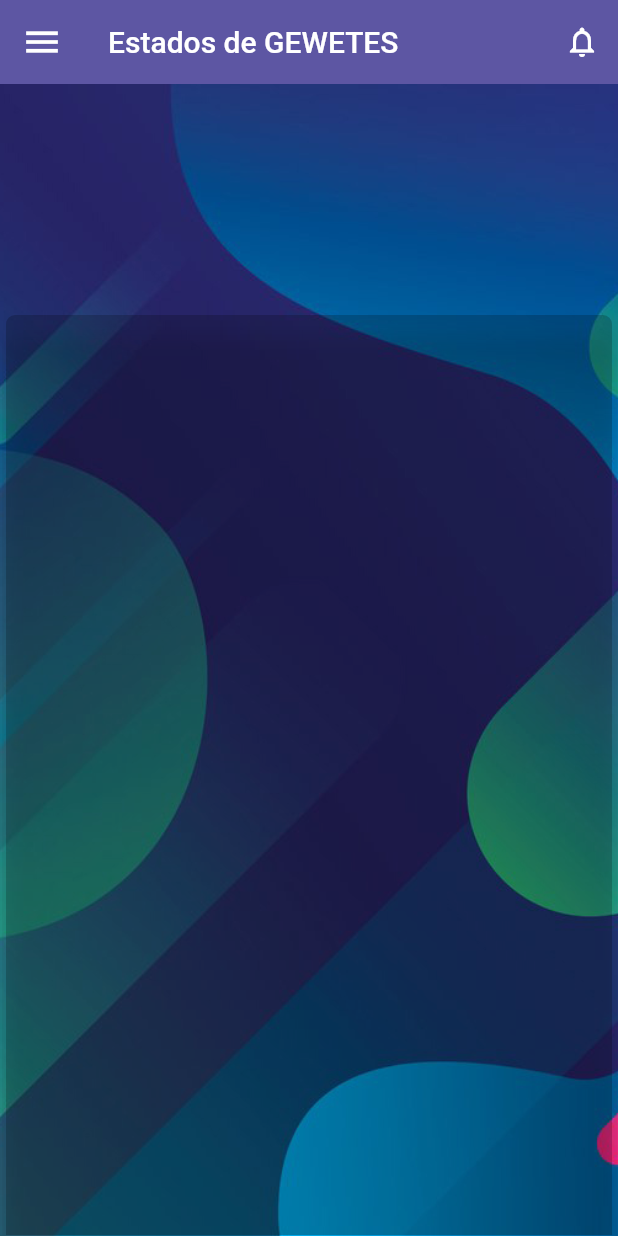
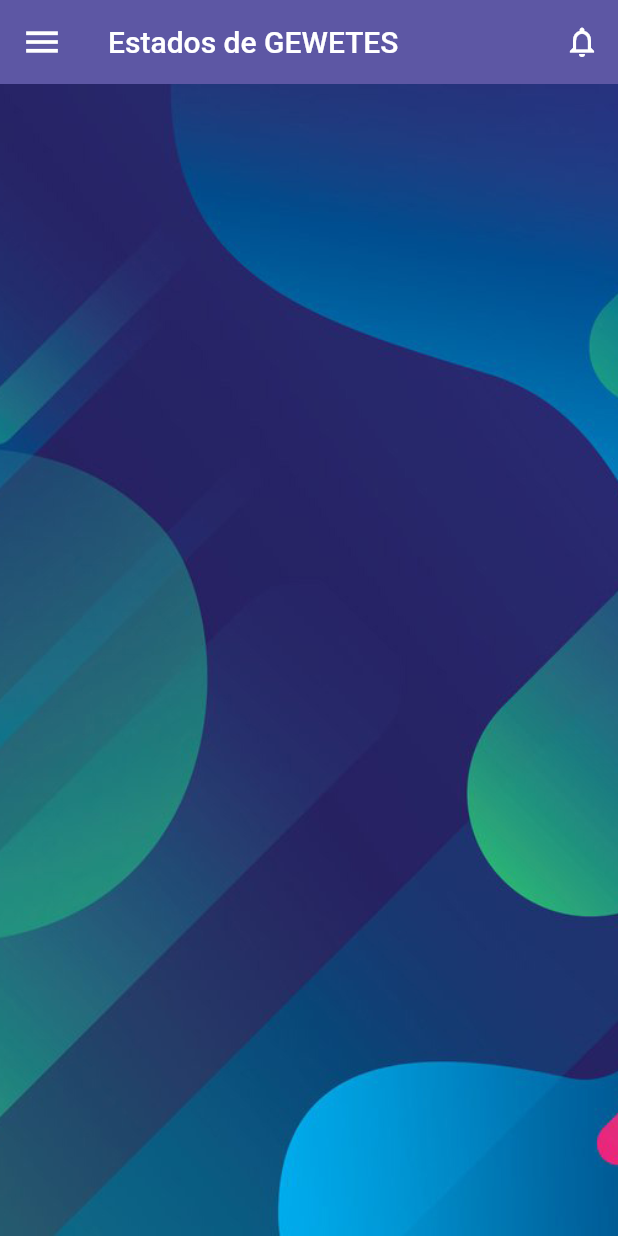
Before and after one commit to bubble-code/flutter_inicial_gewete, a Flutter app: the GewetePage screen opened directly, on a phone screen of 412 x 824 dp. Run offline on Flutter 3.47's test engine with Material 2 defaults, Android fonts, the light colour scheme and no system bars; our stand-ins replace cloud_firestore, curved_navigation_bar, date_format, firebase_auth, firebase_core, flutter_easyloading and 3 more; missing offline and left inert: address_search_field, dart:ffi, puppeteer, sql_conn; accounts and stored records are empty; statements that could not run were skipped.

Commit message:
Tratando de formatear los datos de gewete

```diff
--- a/lib/net/DBSql/Connection.dart
+++ b/lib/net/DBSql/Connection.dart
@@ -9,7 +9,7 @@ class ConnetionDB {
   final String ipp, pass;
   ConnetionDB(this.ipp, this.pass);
   Future<void> connect() async {
-    debugPrint("Connecting...");
+    //debugPrint("Connecting...");
     try {
       await SqlConn.connect(
           ip: ipp,
--- a/lib/ui/gewetepage.dart
+++ b/lib/ui/gewetepage.dart
@@ -24,7 +24,7 @@ class _GewetePageState extends State<GewetePage> {
               image: Image.asset('assets/images/fondoMain.jpg').image,
               fit: BoxFit.cover),
         ),
-        child: GeweteGrid(),
+        child: const GeweteGrid(),
       ),
     );
   }
--- a/lib/ui/home_page.dart
+++ b/lib/ui/home_page.dart
@@ -59,7 +59,7 @@ class _HomePageState extends State<HomePage> {
                         ico: Icons.car_repair,
                         color: Colors.lightBlue),
                     ButtonDashGrid(
-                        title: "Notas",
+                        title: "CheckList",
                         ico: Icons.car_repair,
                         color: Colors.purple),
                   ],
--- a/lib/ui/widget/geweteGrid.dart
+++ b/lib/ui/widget/geweteGrid.dart
@@ -1,8 +1,10 @@
 import 'package:cloud_firestore/cloud_firestore.dart';
 import 'package:firebase_auth/firebase_auth.dart';
 import 'package:flutter/material.dart';
+import 'package:flutter_easyloading/flutter_easyloading.dart';
 import 'package:flutter_inicial_gewete/model/GeweteObj.dart';
 
+import '../../net/DBSql/Connection.dart';
 import 'ButtomGeweteGrid.dart';
 
 class GeweteGrid extends StatefulWidget {
@@ -30,38 +32,65 @@ class _GeweteGridState extends State<GeweteGrid> {
     return lista;
   }
 
+  Future<List<GeweteObject>> saldosGewetes() async {
+    List<GeweteObject> tem = await listSalones();
+    List<GeweteObject> tem2 = [];
+
+    tem.map((e) {
+      ConnetionDB cc = ConnetionDB(e.ip, e.pass);
+      cc.connect().then((_) => cc.reader("query")).then((value) {
+        tem2.add(
+          GeweteObject(
+            ip: "",
+            nombre: "",
+            pass: "",
+          ),
+        );
+        debugPrint(value.toString());
+      });
+    });
+    return tem2;
+  }
+
   @override
   Widget build(BuildContext context) {
-    return Container(
-      margin: const EdgeInsets.all(1),
-      // decoration: ,
-      child: CustomScrollView(
+    return CustomScrollView(
       slivers: [
-          SliverPadding(
-            padding: const EdgeInsets.all(3),
+        const SliverPadding(
+          padding: EdgeInsets.all(3),
           sliver: SliverToBoxAdapter(
-              child: Column(
-                children: [
-                  SizedBox(
+            child: SizedBox(
               height: 150,
             ),
-                  Container(
-                    padding: const EdgeInsets.all(5),
-                    decoration: BoxDecoration(
-                        borderRadius: BorderRadius.circular(6),
-                        color: Colors.black.withOpacity(0.2),
-                        boxShadow: [
-                          BoxShadow(
-                            color: Colors.black.withOpacity(0.1),
-                            offset: const Offset(0.2, 15),
-                            blurRadius: 10,
+            // child:
+            //  Column(
+            //   children: [
+            //     const SizedBox(
+            //       height: 150,
+            //     ),
+            // Container(
+            //   padding: const EdgeInsets.all(5),
+            //   decoration: BoxDecoration(
+            //       borderRadius: BorderRadius.circular(6),
+            //       color: Colors.black.withOpacity(0.2),
+            //       boxShadow: [
+            //         BoxShadow(
+            //           color: Colors.black.withOpacity(0.1),
+            //           offset: const Offset(0.2, 15),
+            //           blurRadius: 10,
+            //         ),
+            //       ]),
+            //   height: MediaQuery.of(context).size.height,
+            // child:
+
+            // ],
+            // ),
           ),
-                        ]),
-                    height: MediaQuery.of(context).size.height,
-                    child: FutureBuilder(
-                      future: listSalones(),
-                      builder: (BuildContext context,
-                          AsyncSnapshot<List<GeweteObject>> el) {
+        ),
+        FutureBuilder(
+          future: saldosGewetes(),
+          builder:
+              (BuildContext context, AsyncSnapshot<List<GeweteObject>> el) {
             List<Widget> children = [];
             if (el.hasData) {
               for (var e in el.data!) {
@@ -74,97 +103,29 @@ class _GeweteGridState extends State<GeweteGrid> {
                   ),
                 );
               }
+              EasyLoading.dismiss();
             } else if (el.hasError) {
-                          children = <Widget>[
-                            const Icon(
-                              Icons.error_outline,
-                              color: Colors.red,
-                              size: 60,
+              EasyLoading.showError("Failes whit error");
+            } else {
+              EasyLoading.show(status: "loading..");
+            }
+            return SliverList(
+              delegate: SliverChildBuilderDelegate(
+                (context, index) {
+                  return children[index];
+                },
+                childCount: children.length,
               ),
-                            Padding(
-                              padding: const EdgeInsets.only(top: 16),
-                              child: Text('Error: ${el.error}'),
-                            )
-                          ];
-                        } else {
-                          children = const <Widget>[
-                            SizedBox(
-                              child: CircularProgressIndicator(),
-                              width: 60,
-                              height: 60,
-                            ),
-                            Padding(
-                              padding: EdgeInsets.only(top: 16),
-                              child: Text('Awaiting result...'),
-                            )
-                          ];
-                        }
-                        return GridView.extent(
-                          maxCrossAxisExtent: 150,
-                          padding: const EdgeInsets.all(4),
-                          mainAxisSpacing: 4,
-                          crossAxisSpacing: 4,
-                          children: [...children],
             );
-                        //  Center(
-                        //   child: Column(
-                        //     mainAxisAlignment: MainAxisAlignment.center,
-                        //     crossAxisAlignment: CrossAxisAlignment.center,
-                        //     children: children,
-                        //   ),
-                        // );
+            // return GridView.extent(
+            //   maxCrossAxisExtent: 150,
+            //   padding: const EdgeInsets.all(4),
+            //   mainAxisSpacing: 4,
+            //   crossAxisSpacing: 4,
+            //   children: [...children],
           },
         ),
-                  ),
       ],
-              ),
-            ),
-          )
-
-          // stream:
-          // stream: FirebaseFirestore.instance
-          //     .collection("users")
-          //     .doc(FirebaseAuth.instance.currentUser?.email)
-          //     .collection("salones")
-          //     .snapshots(),
-          // itemBuilder: (
-          //   context,
-          // ) {
-          //   return snapshot.hasData
-          //       ? SliverToBoxAdapter(
-          //           // widthFactor: 5,
-          //           child: ListView(
-          //             children: [
-          //               ...snapshot.data!.docs.map((e) => CardInicial(
-          //                     titulo: e.id.toUpperCase(),
-          //                     subtitulo: e.get('ip'),
-          //                     functionCard: () {},
-          //                   ))
-          //             ],
-          //           ),
-          //         )
-          //       : const Center(
-          //           child: CircularProgressIndicator(),
-          //         );
-          // },
-          // ),
-        ],
-      ),
     );
-    // FloatingActionButton(
-    //   onPressed: () {
-    //     listSalones().then((e) {
-    //       e.forEach((he) {
-    //         print(he.nombre);
-    //       });
-    //     });
-    //   },
-    //   child: const Icon(
-    //     Icons.add,
-    //     color: Colors.white,
-    //   ),
-    // ),
-    // ],
-    // );
   }
 }
--- a/pubspec.yaml
+++ b/pubspec.yaml
@@ -42,6 +42,7 @@ dependencies:
   fl_chart: ^0.50.0
   date_format: ^2.0.5
   sql_conn: ^0.0.3
+  flutter_easyloading: ^3.0.3
 
 dev_dependencies:
   flutter_test:
```
Also changed, not shown: lib/main.dart (+26 -5 lines), lib/ui/authentication.dart (+26 -3 lines), lib/ui/widget/ButtomGeweteGrid.dart (+57 -29 lines), pubspec.lock. Lines whose indentation alone changed are shown as unchanged.
